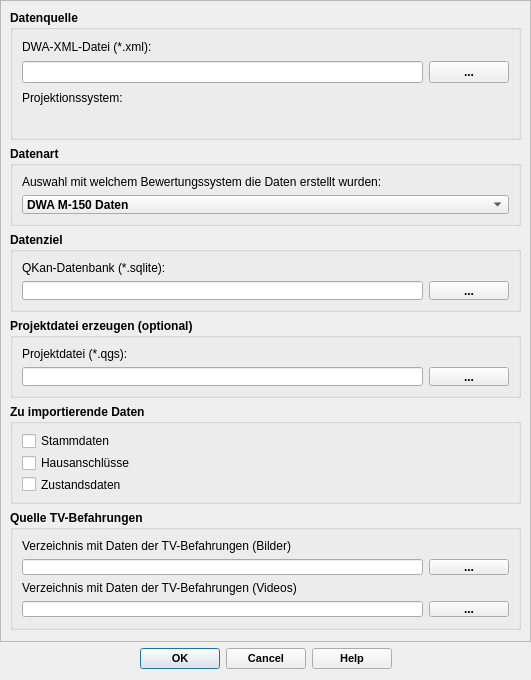
Before: the Qt Designer form qkan/m145porter/res/xml_import_dialog_base.ui in SonkeHoffmann/QKan-1, drawn with Qt 5.
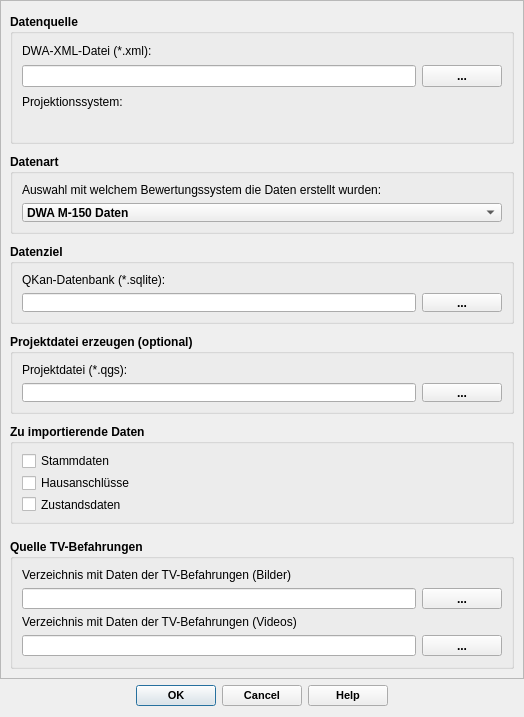
After: the same form once the commit is applied. Custom widgets are drawn as their Qt base class.

The edit to the form file:
```diff
--- a/qkan/m145porter/res/xml_import_dialog_base.ui
+++ b/qkan/m145porter/res/xml_import_dialog_base.ui
@@ -6,20 +6,20 @@
    <rect>
     <x>0</x>
     <y>0</y>
-    <width>531</width>
-    <height>680</height>
+    <width>524</width>
+    <height>717</height>
    </rect>
   </property>
   <property name="minimumSize">
    <size>
-    <width>250</width>
+    <width>280</width>
     <height>150</height>
    </size>
   </property>
   <property name="maximumSize">
    <size>
     <width>16777215</width>
-    <height>680</height>
+    <height>740</height>
    </size>
   </property>
   <property name="windowTitle">
@@ -54,8 +54,8 @@
        <rect>
         <x>0</x>
         <y>0</y>
-        <width>529</width>
-        <height>640</height>
+        <width>522</width>
+        <height>677</height>
        </rect>
       </property>
       <layout class="QVBoxLayout" name="verticalLayout_3">
@@ -492,7 +492,7 @@
          <property name="minimumSize">
           <size>
            <width>0</width>
-           <height>120</height>
+           <height>130</height>
           </size>
          </property>
          <property name="maximumSize">
@@ -541,6 +541,12 @@
            <layout class="QHBoxLayout" name="horizontalLayout_4">
             <item>
              <widget class="QLineEdit" name="tf_ordnerbild">
+              <property name="minimumSize">
+               <size>
+                <width>0</width>
+                <height>20</height>
+               </size>
+              </property>
               <property name="font">
                <font>
                 <family>Tahoma</family>
@@ -589,6 +595,12 @@
            <layout class="QHBoxLayout" name="horizontalLayout_5">
             <item>
              <widget class="QLineEdit" name="tf_ordnervideo">
+              <property name="minimumSize">
+               <size>
+                <width>0</width>
+                <height>20</height>
+               </size>
+              </property>
               <property name="font">
                <font>
                 <family>Tahoma</family>
```
